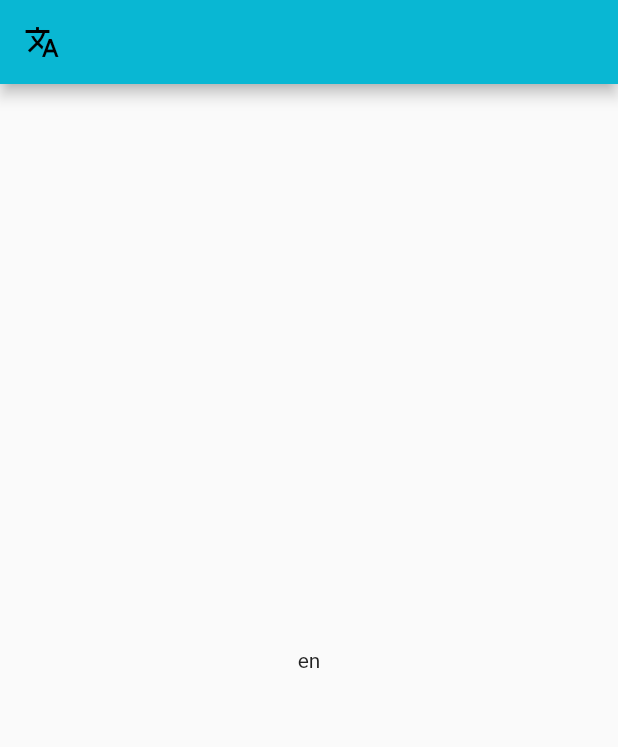
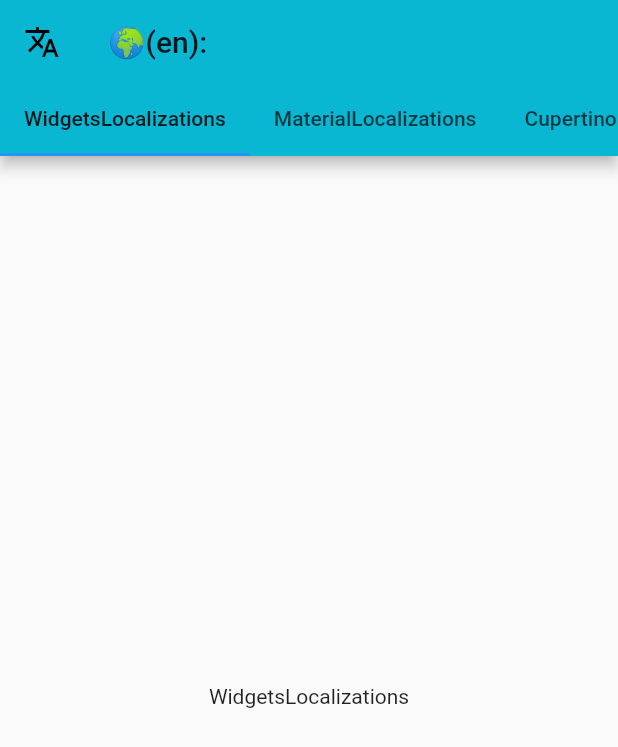
Before and after one commit to khalidfsh/flutter_localizations_tale, a Flutter app: the screen it shows after launch, on a phone screen of 412 x 824 dp. Shown: the top 747 px of the screen. Run offline on Flutter 3.47's test engine with Material 2 defaults, Android fonts, the phone set to English and light mode, and no system bars.

```diff
--- a/lib/tale_home_page.dart
+++ b/lib/tale_home_page.dart
@@ -7,7 +7,31 @@ class TaleHomePage extends StatefulWidget {
   _TaleHomePageState createState() => _TaleHomePageState();
 }
 
-class _TaleHomePageState extends State<TaleHomePage> {
+class _TaleHomePageState extends State<TaleHomePage>
+    with SingleTickerProviderStateMixin {
+  final List<Tab> _tabs = <Tab>[
+    Tab(text: 'WidgetsLocalizations'),
+    Tab(text: 'MaterialLocalizations'),
+    Tab(text: 'CupertinoLocalizations'),
+  ];
+
+  TabController _tabController;
+
+  @override
+  void initState() {
+    super.initState();
+    _tabController = TabController(
+      length: _tabs.length,
+      vsync: this,
+    );
+  }
+
+  @override
+  void dispose() {
+    _tabController.dispose();
+    super.dispose();
+  }
+
   void switchLanguage(BuildContext context) {
     if (Localizations.localeOf(context).languageCode == 'en') {
       widget.onLocaleChange(Locale('ar'));
@@ -20,15 +44,26 @@ class _TaleHomePageState extends State<TaleHomePage> {
   Widget build(BuildContext context) {
     return Scaffold(
       appBar: AppBar(
+        title: Text('🌍(${Localizations.localeOf(context).toString()}):'),
         leading: IconButton(
           icon: Icon(Icons.translate),
           onPressed: () {
             switchLanguage(context);
           },
         ),
+        bottom: TabBar(
+          tabs: _tabs,
+          controller: _tabController,
+          isScrollable: true,
+        ),
       ),
-      body: Center(
-        child: Text(Localizations.localeOf(context).toLanguageTag()),
+      body: TabBarView(
+        controller: _tabController,
+        children: _tabs
+            .map(
+              (tab) => Center(child: tab),
+            )
+            .toList(),
       ),
     );
   }
```
